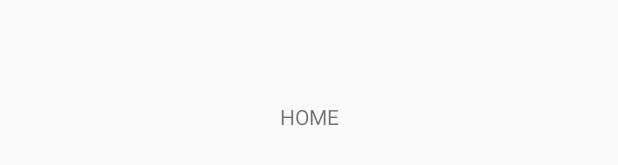
After one commit to yumemi-auemura/ocr-android, an Android app: the layout fragment_home.xml on its own in the app's theme, with its tools: preview values and no code run, on a phone screen of 412 x 824 dp. The commit adds this screen. Shown: the part 502-667 px from the top of the screen. Run offline under Robolectric (Android 15) with nearby library versions, the phone set to English and light mode, and no system bars.

Commit message:
BottomNavigationの実装をした

```diff
--- a/app/build.gradle.kts
+++ b/app/build.gradle.kts
@@ -8,6 +8,7 @@ plugins {
 }
 
 apply(plugin = "dagger.hilt.android.plugin")
+apply(plugin = "androidx.navigation.safeargs.kotlin")
 
 android {
     compileSdkVersion(29)
@@ -68,6 +69,9 @@ dependencies {
     implementation(Dependencies.Epoxy.epoxyDataBinding)
     kapt(Dependencies.Epoxy.epoxyProcessor)
     implementation(Dependencies.Coil.coil)
+    testImplementation(Dependencies.Test.jUnit)
+    androidTestImplementation(Dependencies.AndroidX.Test.jUnit)
+    androidTestImplementation(Dependencies.AndroidX.Test.espresso)
 }
 
 fun NamedDomainObjectContainer<BuildType>.debug(body: BuildType.() -> Unit) {
--- a/app/src/main/AndroidManifest.xml
+++ b/app/src/main/AndroidManifest.xml
@@ -5,14 +5,15 @@
     >
 
     <application
-        android:allowBackup="true"
+        android:name=".App"
+        android:allowBackup="false"
         android:icon="@mipmap/ic_launcher"
         android:label="@string/app_name"
         android:roundIcon="@mipmap/ic_launcher_round"
         android:supportsRtl="true"
         android:theme="@style/AppTheme"
         >
-        <activity android:name=".MainActivity">
+        <activity android:name=".ui.MainActivity">
             <intent-filter>
                 <action android:name="android.intent.action.MAIN" />
 
--- /dev/null
+++ b/app/src/main/res/layout/fragment_home.xml
@@ -0,0 +1,22 @@
+<?xml version="1.0" encoding="utf-8"?>
+<layout
+    xmlns:app="http://schemas.android.com/apk/res-auto">
+
+    <androidx.constraintlayout.widget.ConstraintLayout
+        xmlns:android="http://schemas.android.com/apk/res/android"
+        android:layout_width="match_parent"
+        android:layout_height="match_parent"
+        >
+
+        <TextView
+            android:layout_width="wrap_content"
+            android:layout_height="wrap_content"
+            android:text="HOME"
+            app:layout_constraintBottom_toBottomOf="parent"
+            app:layout_constraintEnd_toEndOf="parent"
+            app:layout_constraintStart_toStartOf="parent"
+            app:layout_constraintTop_toTopOf="parent"
+            />
+
+    </androidx.constraintlayout.widget.ConstraintLayout>
+</layout>
--- a/app/src/main/res/values/styles.xml
+++ b/app/src/main/res/values/styles.xml
@@ -1,6 +1,6 @@
 <resources>
     <!-- Base application theme. -->
-    <style name="AppTheme" parent="Theme.AppCompat.Light.DarkActionBar">
+    <style name="AppTheme" parent="Theme.AppCompat.Light.NoActionBar">
         <!-- Customize your theme here. -->
         <item name="colorPrimary">@color/colorPrimary</item>
         <item name="colorPrimaryDark">@color/colorPrimaryDark</item>
--- a/build.gradle.kts
+++ b/build.gradle.kts
@@ -7,6 +7,7 @@ buildscript {
         classpath("com.android.tools.build:gradle:$gradleVersion")
         classpath("org.jetbrains.kotlin:kotlin-gradle-plugin:$kotlinVersion")
         classpath("com.google.dagger:hilt-android-gradle-plugin:$hiltAndroidVersion")
+        classpath("androidx.navigation:navigation-safe-args-gradle-plugin:$navigationVersion")
     }
 }
 
```
Also changed, not shown: app/src/main/java/com/github/auemura/ocr/App.kt (added, +8 -0 lines), app/src/main/java/com/github/auemura/ocr/MainActivity.kt (deleted, +0 -11 lines), app/src/main/java/com/github/auemura/ocr/ui/MainActivity.kt (added, +19 -0 lines), app/src/main/java/com/github/auemura/ocr/ui/dummy/DummyFragment.kt (added, +9 -0 lines), app/src/main/java/com/github/auemura/ocr/ui/home/HomeFragment.kt (added, +12 -0 lines), app/src/main/java/com/github/auemura/ocr/ui/home/HomeViewModel.kt (added, +7 -0 lines), app/src/main/res/layout/activity_main.xml (+20 -8 lines), app/src/main/res/layout/fragment_dummy.xml (added, +22 -0 lines), app/src/main/res/menu/bottom_nav.xml (added, +18 -0 lines), app/src/main/res/navigation/nav_main.xml (added, +28 -0 lines), buildSrc/src/main/java/Dependencies.kt (+19 -5 lines), 59 other files.
